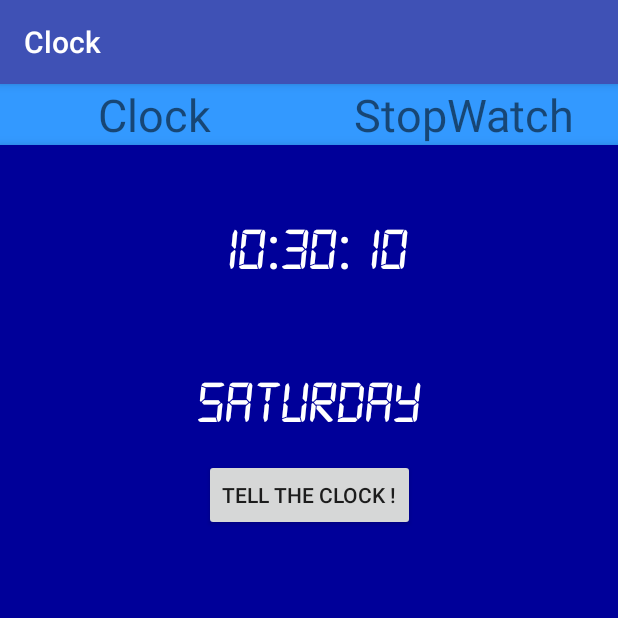
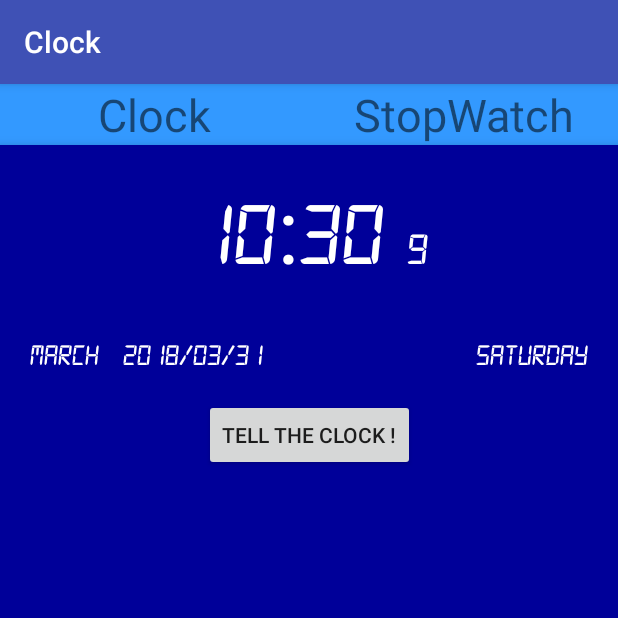
Before and after one commit to msoleimanian/Clock, an Android app: the screen it shows after launch (MainActivity), after a tap on "TELL THE CLOCK !", on a phone screen of 412 x 824 dp, the top half of it. Run offline under Robolectric (Android 15) with nearby library versions, the phone set to English and light mode, and no system bars; 1 other tap on this screen came first.

Commit message:
change fragment_clock

```diff
--- a/app/src/main/java/com/soleimanian/mohsen/clock/ClockFragment.java
+++ b/app/src/main/java/com/soleimanian/mohsen/clock/ClockFragment.java
@@ -12,7 +12,10 @@ import android.view.View;
 import android.view.ViewGroup;
 import android.widget.Button;
 import android.widget.TextView;
+
+import java.text.DateFormat;
 import java.util.Date;
+
 
 public class ClockFragment extends Fragment {
 
@@ -20,6 +23,7 @@ public class ClockFragment extends Fragment {
     TextView houres;
     TextView minutes;
     TextView seconds;
+    TextView date;
     Button tellTheClock;
 
     MediaPlayer clock;
@@ -36,16 +40,19 @@ public class ClockFragment extends Fragment {
     private Runnable updatepersecond  = new Runnable() {
         @Override
         public void run() {
-            Date date = new Date();
-            int intHours = date.getHours();
-            int intMinutes = date.getMinutes();
-            int intSeconds = date.getSeconds();
-            int intDay = date.getDay();
+            Date tempDate = new Date();
+            int intHours = tempDate.getHours();
+            int intMinutes = tempDate.getMinutes();
+            int intSeconds = tempDate.getSeconds();
+            int intDay = tempDate.getDay();
             houres.setText(String.valueOf(intHours));
             minutes.setText(String.valueOf(intMinutes));
             seconds.setText(String.valueOf(intSeconds));
-            day.setText(dayNormalize(intDay));
-            updateTime.postDelayed(this,0);
+            day.setText(String.valueOf(android.text.format.DateFormat.format("EEEE",tempDate)));
+            date.setText(String.valueOf(android.text.format.DateFormat.format("MMMM",tempDate))+"   " + String.valueOf(android.text.format.DateFormat.format("yyyy",tempDate))
+                   +"/" +String.valueOf(android.text.format.DateFormat.format("MM",tempDate))+"/"+String.valueOf(android.text.format.DateFormat.format("dd",tempDate)));
+
+            updateTime.postDelayed(this,1000);
         }
 
     };
@@ -425,17 +432,19 @@ public class ClockFragment extends Fragment {
         return result;
     }
     private void findviews(View view) {
-        day = view.findViewById(R.id.line2);
+        day = view.findViewById(R.id.day);
         houres = view.findViewById(R.id.text_hourse);
         minutes = view.findViewById(R.id.text_minutes);
         seconds = view.findViewById(R.id.text_second);
         tellTheClock = view.findViewById(R.id.button_tell);
+        date = view.findViewById(R.id.date);
         setfont();
     }
 
     private void setfont() {
         Typeface type = Typeface.createFromAsset(getActivity().getAssets(),"font/digital7.otf");
         day.setTypeface(type);
+        date.setTypeface(type);
         houres.setTypeface(type);
         minutes.setTypeface(type);
         seconds.setTypeface(type);
--- a/app/src/main/res/layout/fragment_clock.xml
+++ b/app/src/main/res/layout/fragment_clock.xml
@@ -12,7 +12,7 @@
         app:layout_constraintLeft_toLeftOf="parent"
         android:layout_width="wrap_content"
         android:layout_height="wrap_content"
-        android:padding="40dp"
+        android:padding="15dp"
         android:textSize="40sp">
         <TextView
             android:textColor="@color/white"
@@ -20,44 +20,66 @@
             android:layout_width="wrap_content"
             android:layout_height="wrap_content"
             android:text="10"
-            android:textSize="40sp"/>
+            android:textSize="60sp"/>
         <TextView
             android:textColor="@color/white"
             android:layout_width="wrap_content"
             android:layout_height="wrap_content"
             android:text=":"
-            android:textSize="40sp"/>
+            android:textSize="60sp"/>
         <TextView
             android:textColor="@color/white"
             android:id="@+id/text_minutes"
             android:layout_width="wrap_content"
             android:layout_height="wrap_content"
             android:text="39"
-            android:textSize="40sp"/>
+            android:textSize="60sp"/>
         <TextView
             android:textColor="@color/white"
             android:layout_width="wrap_content"
             android:layout_height="wrap_content"
-            android:text=":"
-            android:textSize="40sp"/>
+            android:text=" "
+            android:textSize="60sp"/>
         <TextView
             android:textColor="@color/white"
             android:id="@+id/text_second"
             android:layout_width="wrap_content"
             android:layout_height="wrap_content"
             android:text="45"
-            android:textSize="40sp"/>
+            android:textSize="30sp"/>
     </LinearLayout>
-    <TextView
-        android:textColor="@color/white"
+    <LinearLayout
         android:id="@+id/line2"
-        app:layout_constraintTop_toBottomOf="@+id/line1"
+        android:layout_width="0dp"
+        android:layout_height="wrap_content"
+        app:layout_constraintLeft_toLeftOf="parent"
         app:layout_constraintRight_toRightOf="parent"
-        app:layout_constraintLeft_toLeftOf="parent"
-        android:layout_width="wrap_content"
-        android:layout_height="wrap_content"
-        android:padding="20dp"
-        android:textSize="40sp"/>
+        app:layout_constraintTop_toBottomOf="@+id/line1">
+        <TextView
+            android:textColor="@color/white"
+            android:id="@+id/date"
+            app:layout_constraintTop_toBottomOf="@+id/line1"
+            android:layout_width="0dp"
+            android:layout_height="wrap_content"
+            android:layout_weight="2"
+            android:padding="20dp"
+            android:textSize="20sp"
+            android:gravity="left"
+            android:text="september   12/3/14"/>
+        <TextView
+
+            android:textColor="@color/white"
+            android:id="@+id/day"
+            app:layout_constraintTop_toBottomOf="@+id/line1"
+            android:layout_width="0dp"
+            android:layout_height="wrap_content"
+            android:layout_weight="1"
+            android:padding="20dp"
+            android:textSize="20sp"
+            android:gravity="right"
+            android:text="monday"/>
+
+    </LinearLayout>
 
     <Button
         android:id="@+id/button_tell"
```
